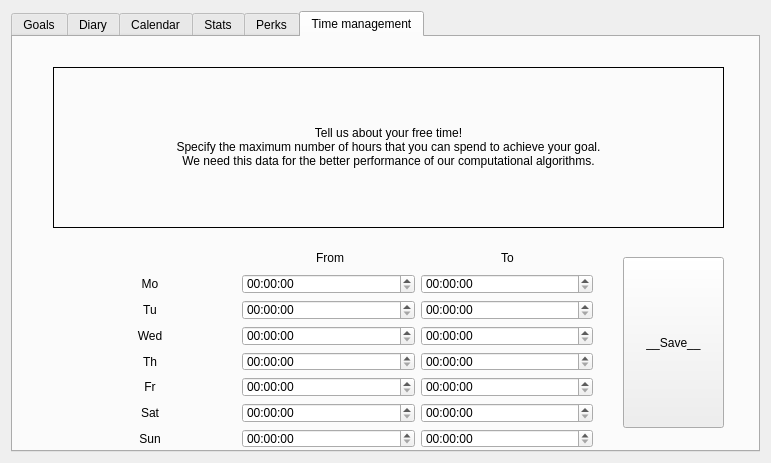
First picture: the form in Front/OrganizemMe/organizerui.ui, repository pzksHackathon/CactusHackathon, before the edit.
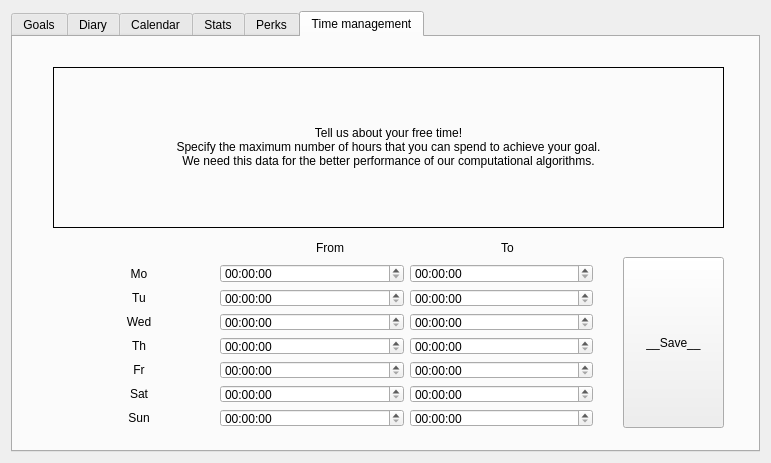
Second picture: the form after the edit.

Commit message: max gonchar commit

Diff of the .ui file:
```diff
--- a/Front/OrganizemMe/organizerui.ui
+++ b/Front/OrganizemMe/organizerui.ui
@@ -1806,9 +1806,9 @@
         <property name="geometry">
          <rect>
           <x>40</x>
-          <y>200</y>
+          <y>190</y>
           <width>551</width>
-          <height>222</height>
+          <height>211</height>
          </rect>
         </property>
         <layout class="QVBoxLayout" name="verticalLayout_27">
@@ -1858,6 +1858,12 @@
             <layout class="QHBoxLayout" name="horizontalLayout_48">
              <item>
               <widget class="QLabel" name="label_2">
+               <property name="maximumSize">
+                <size>
+                 <width>150</width>
+                 <height>16777215</height>
+                </size>
+               </property>
                <property name="text">
                 <string>Mo</string>
                </property>
@@ -1886,6 +1892,12 @@
             <layout class="QHBoxLayout" name="horizontalLayout_49">
              <item>
               <widget class="QLabel" name="label_3">
+               <property name="maximumSize">
+                <size>
+                 <width>150</width>
+                 <height>16777215</height>
+                </size>
+               </property>
                <property name="text">
                 <string>Tu</string>
                </property>
@@ -1914,6 +1926,12 @@
             <layout class="QHBoxLayout" name="horizontalLayout_50">
              <item>
               <widget class="QLabel" name="label_4">
+               <property name="maximumSize">
+                <size>
+                 <width>150</width>
+                 <height>16777215</height>
+                </size>
+               </property>
                <property name="text">
                 <string>Wed</string>
                </property>
@@ -1942,6 +1960,12 @@
             <layout class="QHBoxLayout" name="horizontalLayout_51">
              <item>
               <widget class="QLabel" name="label_9">
+               <property name="maximumSize">
+                <size>
+                 <width>150</width>
+                 <height>16777215</height>
+                </size>
+               </property>
                <property name="text">
                 <string>Th</string>
                </property>
@@ -1970,6 +1994,12 @@
             <layout class="QHBoxLayout" name="horizontalLayout_52">
              <item>
               <widget class="QLabel" name="label_11">
+               <property name="maximumSize">
+                <size>
+                 <width>150</width>
+                 <height>16777215</height>
+                </size>
+               </property>
                <property name="text">
                 <string>Fr</string>
                </property>
@@ -1998,6 +2028,12 @@
             <layout class="QHBoxLayout" name="horizontalLayout_53">
              <item>
               <widget class="QLabel" name="label_12">
+               <property name="maximumSize">
+                <size>
+                 <width>150</width>
+                 <height>16777215</height>
+                </size>
+               </property>
                <property name="text">
                 <string>Sat</string>
                </property>
@@ -2026,6 +2062,12 @@
             <layout class="QHBoxLayout" name="horizontalLayout_54">
              <item>
               <widget class="QLabel" name="label_10">
+               <property name="maximumSize">
+                <size>
+                 <width>150</width>
+                 <height>16777215</height>
+                </size>
+               </property>
                <property name="text">
                 <string>Sun</string>
                </property>
```
The commit also changes 1 other file.
